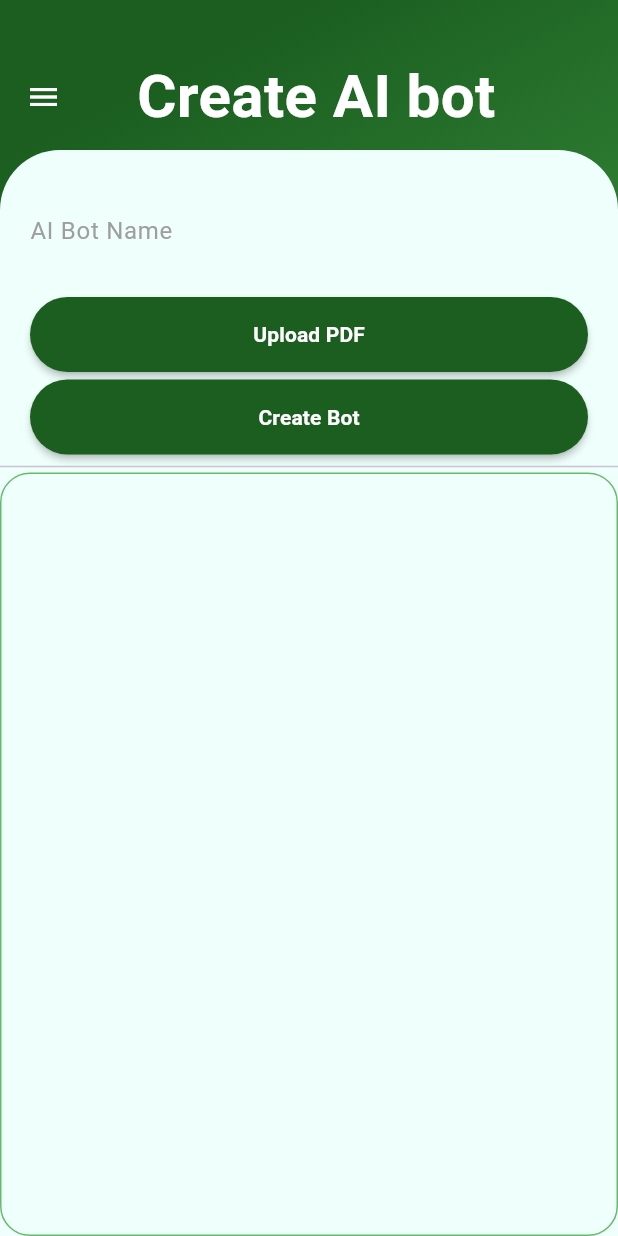
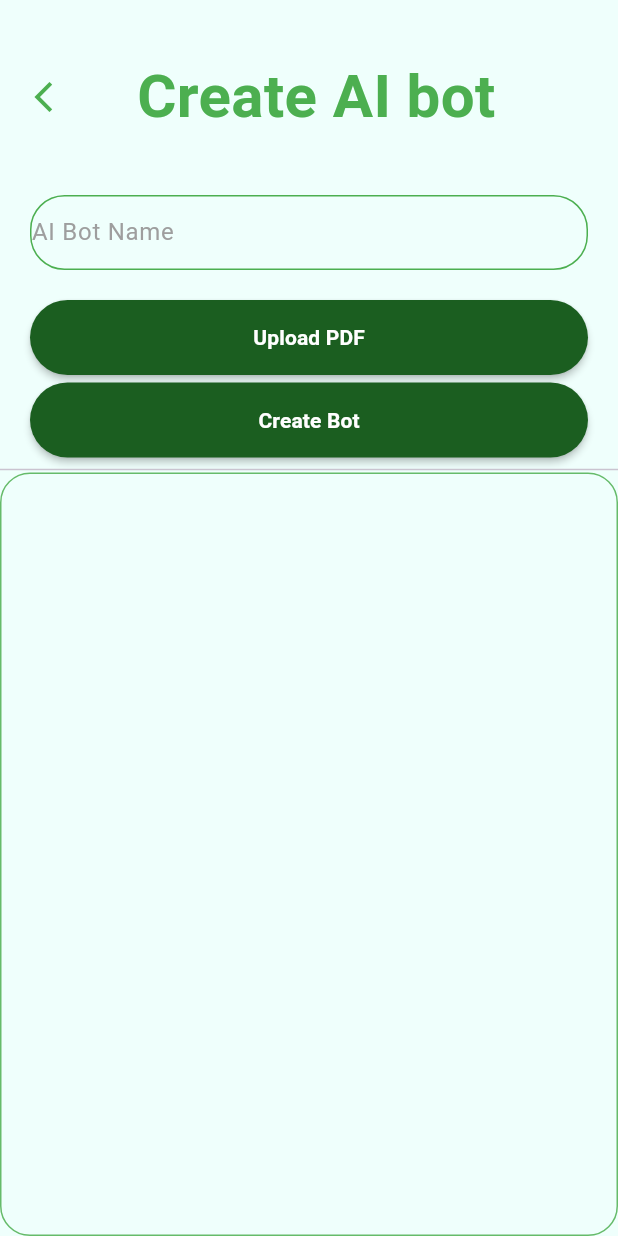
Before and after one commit to Achuabhijith2003/learnxt, a Flutter app: the Chatcreate screen opened directly, on a phone screen of 412 x 824 dp. Run offline on Flutter 3.47's test engine with Material 3 defaults, Android fonts, the phone set to English and light mode, and no system bars; our stand-ins replace animate_do, another_flutter_splash_screen, cloud_firestore, dash_chat_2, file_picker, firebase_auth and 8 more; missing offline and left inert: pdf_text; accounts and stored records are empty; statements that could not run were skipped.

Commit message:
UI color Chaged

```diff
--- a/lib/Screen/aichatadd.dart
+++ b/lib/Screen/aichatadd.dart
@@ -30,12 +30,7 @@ class _ChatcreateState extends State<Chatcreate> {
       // backgroundColor: const Color(0xFF171717),
       body: Container(
         width: double.infinity,
-        decoration: BoxDecoration(
-            gradient: LinearGradient(begin: Alignment.topCenter, colors: [
-          Colors.green.shade900,
-          Colors.green.shade800,
-          Colors.green.shade400
-        ])),
+        decoration: const BoxDecoration(color: Color(0xFFEFFFFC)),
         child: Stack(
           children: [
             Column(
@@ -47,15 +42,15 @@ class _ChatcreateState extends State<Chatcreate> {
                     children: [
                       IconButton(
                           onPressed: () {
-                            _globalKey.currentState!.openDrawer();
+                            Navigator.pop(context);
                           },
                           icon: const Icon(
-                            Icons.menu,
-                            color: Colors.white,
+                            Icons.arrow_back_ios_new,
+                            color: Colors.green,
                           )),
                       const Text("Create AI bot",
                           style: TextStyle(
-                              color: Colors.white,
+                              color: Colors.green,
                               fontSize: 40,
                               fontWeight: FontWeight.bold)),
                       const Divider(),
@@ -91,13 +86,19 @@ class _ChatcreateState extends State<Chatcreate> {
                         child: Padding(
                           padding: const EdgeInsets.only(
                               left: 20, top: 5, right: 20),
-                          child: TextField(
-                            controller: botnamecontroller,
-                            keyboardType: TextInputType.name,
-                            decoration: const InputDecoration(
+                          child: Container(
+                            decoration: BoxDecoration(
+                                borderRadius: BorderRadius.circular(23),
+                                border: Border.all(color: Colors.green)),
+                            child: TextField(
+                              controller: botnamecontroller,
+                              keyboardType: TextInputType.name,
+                              decoration: const InputDecoration(
                                 hintText: "AI Bot Name",
                                 hintStyle: TextStyle(color: Colors.grey),
-                                border: InputBorder.none),
+                                border: InputBorder.none,
+                              ),
+                            ),
                           ),
                         ),
                       ),
--- a/lib/main.dart
+++ b/lib/main.dart
@@ -21,6 +21,10 @@ class Learnxt extends StatelessWidget {
 
   @override
   Widget build(BuildContext context) {
-    return const MaterialApp(debugShowCheckedModeBanner: false, home: Splash());
+    return const MaterialApp(
+      debugShowCheckedModeBanner: false,
+      home: Splash(),
+      color: Color.fromARGB(255, 47, 255, 1),
+    );
   }
 }
```
Also changed, not shown: lib/Screen/ai_chat_section.dart (+4 -20 lines), lib/Screen/home.dart (+13 -9 lines).
